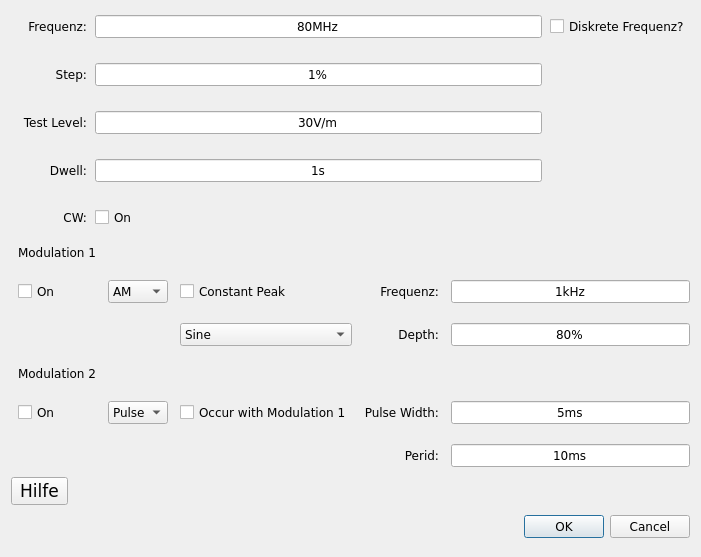
Before: the Qt Designer form gui/uifiles/ParaEditWindow.ui in mengze21/Development-of-an-EMC-test-software, drawn with Qt 5.
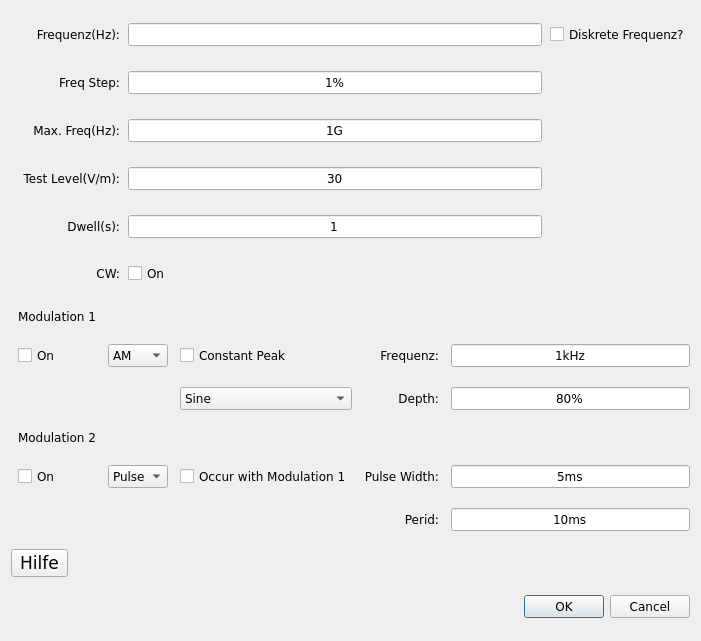
After: the same form once the commit is applied. Icons and pictures are not drawn.

Diff of the .ui file:
```diff
--- a/gui/uifiles/ParaEditWindow.ui
+++ b/gui/uifiles/ParaEditWindow.ui
@@ -7,7 +7,7 @@
     <x>0</x>
     <y>0</y>
     <width>701</width>
-    <height>557</height>
+    <height>641</height>
    </rect>
   </property>
   <property name="font">
@@ -30,7 +30,7 @@
     </widget>
    </item>
    <item row="0" column="0">
-    <layout class="QGridLayout" name="gridLayout_2" rowstretch="0,0,0,0,0" columnstretch="0,0,0">
+    <layout class="QGridLayout" name="gridLayout_2" rowstretch="0,0,0,0,0,0,0,0" columnstretch="0,0,0">
      <property name="leftMargin">
       <number>12</number>
      </property>
@@ -49,44 +49,15 @@
      <property name="verticalSpacing">
       <number>25</number>
      </property>
-     <item row="3" column="1">
-      <widget class="QLineEdit" name="lineEdit_Dwell">
-       <property name="sizePolicy">
-        <sizepolicy hsizetype="Expanding" vsizetype="Fixed">
-         <horstretch>0</horstretch>
-         <verstretch>0</verstretch>
-        </sizepolicy>
+     <item row="2" column="0">
+      <widget class="QLabel" name="label_MaxFreq">
+       <property name="font">
+        <font>
+         <family>Verdana</family>
+        </font>
        </property>
-       <property name="maximumSize">
-        <size>
-         <width>16777215</width>
-         <height>16777215</height>
-        </size>
-       </property>
        <property name="text">
-        <string>1s</string>
-       </property>
-       <property name="alignment">
-        <set>Qt::AlignCenter</set>
-       </property>
-      </widget>
-     </item>
-     <item row="3" column="0">
-      <widget class="QLabel" name="label_dwell">
-       <property name="sizePolicy">
-        <sizepolicy hsizetype="Preferred" vsizetype="Preferred">
-         <horstretch>0</horstretch>
-         <verstretch>0</verstretch>
-        </sizepolicy>
-       </property>
-       <property name="maximumSize">
-        <size>
-         <width>72</width>
-         <height>16777215</height>
-        </size>
-       </property>
-       <property name="text">
-        <string>Dwell:</string>
+        <string>Max. Freq(Hz):</string>
        </property>
        <property name="alignment">
         <set>Qt::AlignRight|Qt::AlignTrailing|Qt::AlignVCenter</set>
@@ -94,36 +65,24 @@
       </widget>
      </item>
      <item row="2" column="1">
-      <widget class="QLineEdit" name="lineEdit_testlevel">
-       <property name="maximumSize">
-        <size>
-         <width>16777215</width>
-         <height>16777215</height>
-        </size>
-       </property>
+      <widget class="QLineEdit" name="lineEdit_MaxFreq">
        <property name="text">
-        <string>30V/m</string>
+        <string>1G</string>
        </property>
        <property name="alignment">
         <set>Qt::AlignCenter</set>
        </property>
       </widget>
      </item>
-     <item row="1" column="0">
-      <widget class="QLabel" name="label_step">
-       <property name="maximumSize">
-        <size>
-         <width>72</width>
-         <height>16777215</height>
-        </size>
-       </property>
+     <item row="3" column="0">
+      <widget class="QLabel" name="label_testlevel">
        <property name="font">
         <font>
          <family>Verdana</family>
         </font>
        </property>
        <property name="text">
-        <string>Step:</string>
+        <string>Test Level(V/m):</string>
        </property>
        <property name="alignment">
         <set>Qt::AlignRight|Qt::AlignTrailing|Qt::AlignVCenter</set>
@@ -145,7 +104,29 @@
         </size>
        </property>
        <property name="text">
-        <string>80MHz</string>
+        <string/>
+       </property>
+       <property name="alignment">
+        <set>Qt::AlignCenter</set>
+       </property>
+      </widget>
+     </item>
+     <item row="5" column="1">
+      <widget class="QLineEdit" name="lineEdit_Dwell">
+       <property name="sizePolicy">
+        <sizepolicy hsizetype="Expanding" vsizetype="Fixed">
+         <horstretch>0</horstretch>
+         <verstretch>0</verstretch>
+        </sizepolicy>
+       </property>
+       <property name="maximumSize">
+        <size>
+         <width>16777215</width>
+         <height>16777215</height>
+        </size>
+       </property>
+       <property name="text">
+        <string>1</string>
        </property>
        <property name="alignment">
         <set>Qt::AlignCenter</set>
@@ -159,7 +140,7 @@
        </property>
       </widget>
      </item>
-     <item row="4" column="0">
+     <item row="7" column="0">
       <widget class="QLabel" name="label_CW">
        <property name="text">
         <string>CW:</string>
@@ -169,22 +150,82 @@
        </property>
       </widget>
      </item>
-     <item row="2" column="0">
-      <widget class="QLabel" name="label_testlevel">
+     <item row="5" column="0">
+      <widget class="QLabel" name="label_dwell">
+       <property name="sizePolicy">
+        <sizepolicy hsizetype="Preferred" vsizetype="Preferred">
+         <horstretch>0</horstretch>
+         <verstretch>0</verstretch>
+        </sizepolicy>
+       </property>
+       <property name="maximumSize">
+        <size>
+         <width>16777215</width>
+         <height>16777215</height>
+        </size>
+       </property>
+       <property name="text">
+        <string>Dwell(s):</string>
+       </property>
+       <property name="alignment">
+        <set>Qt::AlignRight|Qt::AlignTrailing|Qt::AlignVCenter</set>
+       </property>
+      </widget>
+     </item>
+     <item row="3" column="1">
+      <widget class="QLineEdit" name="lineEdit_testlevel">
+       <property name="maximumSize">
+        <size>
+         <width>16777215</width>
+         <height>16777215</height>
+        </size>
+       </property>
+       <property name="text">
+        <string>30</string>
+       </property>
+       <property name="alignment">
+        <set>Qt::AlignCenter</set>
+       </property>
+      </widget>
+     </item>
+     <item row="1" column="0">
+      <widget class="QLabel" name="label_step">
+       <property name="maximumSize">
+        <size>
+         <width>16777215</width>
+         <height>16777215</height>
+        </size>
+       </property>
        <property name="font">
         <font>
          <family>Verdana</family>
         </font>
        </property>
        <property name="text">
-        <string>Test Level:</string>
+        <string>Freq Step:</string>
        </property>
        <property name="alignment">
         <set>Qt::AlignRight|Qt::AlignTrailing|Qt::AlignVCenter</set>
        </property>
       </widget>
      </item>
-     <item row="4" column="1">
+     <item row="1" column="1">
+      <widget class="QLineEdit" name="lineEdit_step">
+       <property name="minimumSize">
+        <size>
+         <width>142</width>
+         <height>0</height>
+        </size>
+       </property>
+       <property name="text">
+        <string>1%</string>
+       </property>
+       <property name="alignment">
+        <set>Qt::AlignCenter</set>
+       </property>
+      </widget>
+     </item>
+     <item row="7" column="1">
       <widget class="QCheckBox" name="checkBox_cw">
        <property name="sizePolicy">
         <sizepolicy hsizetype="Minimum" vsizetype="Fixed">
@@ -205,27 +246,11 @@
        </property>
       </widget>
      </item>
-     <item row="1" column="1">
-      <widget class="QLineEdit" name="lineEdit_step">
-       <property name="minimumSize">
-        <size>
-         <width>142</width>
-         <height>0</height>
-        </size>
-       </property>
-       <property name="text">
-        <string>1%</string>
-       </property>
-       <property name="alignment">
-        <set>Qt::AlignCenter</set>
-       </property>
-      </widget>
-     </item>
      <item row="0" column="0">
       <widget class="QLabel" name="label_frequency">
        <property name="maximumSize">
         <size>
-         <width>72</width>
+         <width>16777215</width>
          <height>16777215</height>
         </size>
        </property>
@@ -235,7 +260,7 @@
         </font>
        </property>
        <property name="text">
-        <string>Frequenz:</string>
+        <string>Frequenz(Hz):</string>
        </property>
        <property name="alignment">
         <set>Qt::AlignRight|Qt::AlignTrailing|Qt::AlignVCenter</set>
@@ -413,6 +438,9 @@
      </item>
      <item row="1" column="1">
       <widget class="QComboBox" name="comboBox_m1type">
+       <property name="enabled">
+        <bool>true</bool>
+       </property>
        <item>
         <property name="text">
          <string>AM</string>
```
Left out of the diff: 8 changed lines with no effect on the pictures.
